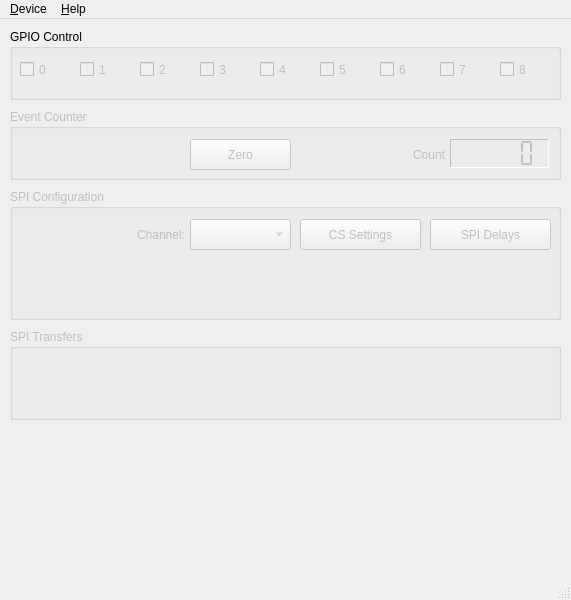
Before: the Qt Designer form src/devicewindow.ui in bloguetronica/mcp2210-com, drawn with Qt 5.
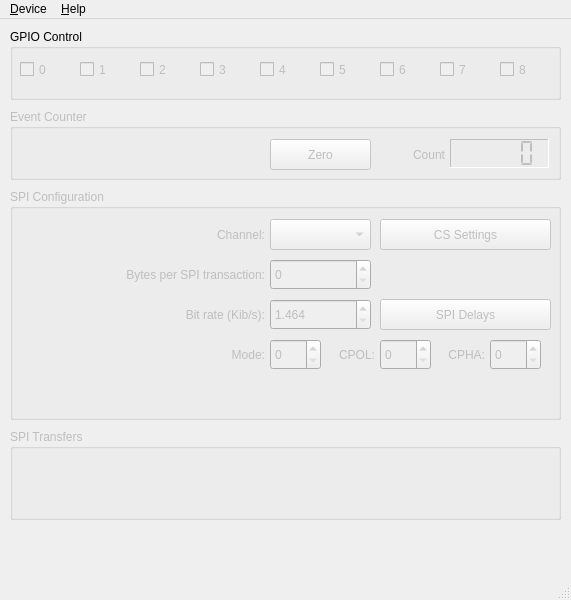
After: the same form once the commit is applied. Icons and pictures are not drawn.

What changed in the file:
```diff
--- a/src/devicewindow.ui
+++ b/src/devicewindow.ui
@@ -203,7 +203,7 @@
     <widget class="QPushButton" name="pushButtonZero">
      <property name="geometry">
       <rect>
-       <x>180</x>
+       <x>260</x>
        <y>30</y>
        <width>101</width>
        <height>31</height>
@@ -216,9 +216,9 @@
     <widget class="QLabel" name="labelCount">
      <property name="geometry">
       <rect>
-       <x>290</x>
+       <x>370</x>
        <y>37</y>
-       <width>145</width>
+       <width>65</width>
        <height>17</height>
       </rect>
      </property>
@@ -261,7 +261,7 @@
       <x>10</x>
       <y>170</y>
       <width>551</width>
-      <height>131</height>
+      <height>231</height>
      </rect>
     </property>
     <property name="title">
@@ -270,9 +270,9 @@
     <widget class="QLabel" name="labelChannel">
      <property name="geometry">
       <rect>
-       <x>90</x>
+       <x>10</x>
        <y>37</y>
-       <width>85</width>
+       <width>245</width>
        <height>17</height>
       </rect>
      </property>
@@ -286,7 +286,7 @@
     <widget class="QComboBox" name="comboBoxChannel">
      <property name="geometry">
       <rect>
-       <x>180</x>
+       <x>260</x>
        <y>30</y>
        <width>101</width>
        <height>31</height>
@@ -296,9 +296,9 @@
     <widget class="QPushButton" name="pushButtonCSSettings">
      <property name="geometry">
       <rect>
-       <x>290</x>
+       <x>370</x>
        <y>30</y>
-       <width>121</width>
+       <width>171</width>
        <height>31</height>
       </rect>
      </property>
@@ -309,9 +309,9 @@
     <widget class="QPushButton" name="pushButtonSPIDelays">
      <property name="geometry">
       <rect>
-       <x>420</x>
-       <y>30</y>
-       <width>121</width>
+       <x>370</x>
+       <y>110</y>
+       <width>171</width>
        <height>31</height>
       </rect>
      </property>
@@ -319,6 +319,172 @@
       <string>SPI Delays</string>
      </property>
     </widget>
+    <widget class="QLabel" name="labelBytesPerTransaction">
+     <property name="geometry">
+      <rect>
+       <x>10</x>
+       <y>77</y>
+       <width>245</width>
+       <height>17</height>
+      </rect>
+     </property>
+     <property name="text">
+      <string>Bytes per SPI transaction:</string>
+     </property>
+     <property name="alignment">
+      <set>Qt::AlignRight|Qt::AlignTrailing|Qt::AlignVCenter</set>
+     </property>
+    </widget>
+    <widget class="QSpinBox" name="spinBoxBytesPerTransaction">
+     <property name="enabled">
+      <bool>false</bool>
+     </property>
+     <property name="geometry">
+      <rect>
+       <x>260</x>
+       <y>70</y>
+       <width>101</width>
+       <height>31</height>
+      </rect>
+     </property>
+     <property name="maximum">
+      <number>65535</number>
+     </property>
+    </widget>
+    <widget class="QLabel" name="labelBitRate">
+     <property name="geometry">
+      <rect>
+       <x>10</x>
+       <y>117</y>
+       <width>245</width>
+       <height>17</height>
+      </rect>
+     </property>
+     <property name="text">
+      <string>Bit rate (Kib/s):</string>
+     </property>
+     <property name="alignment">
+      <set>Qt::AlignRight|Qt::AlignTrailing|Qt::AlignVCenter</set>
+     </property>
+    </widget>
+    <widget class="QDoubleSpinBox" name="doubleSpinBoxBitRate">
+     <property name="enabled">
+      <bool>false</bool>
+     </property>
+     <property name="geometry">
+      <rect>
+       <x>260</x>
+       <y>110</y>
+       <width>101</width>
+       <height>31</height>
+      </rect>
+     </property>
+     <property name="decimals">
+      <number>3</number>
+     </property>
+     <property name="minimum">
+      <double>1.464000000000000</double>
+     </property>
+     <property name="maximum">
+      <double>12000.000000000000000</double>
+     </property>
+    </widget>
+    <widget class="QLabel" name="labelMode">
+     <property name="geometry">
+      <rect>
+       <x>10</x>
+       <y>157</y>
+       <width>245</width>
+       <height>17</height>
+      </rect>
+     </property>
+     <property name="text">
+      <string>Mode:</string>
+     </property>
+     <property name="alignment">
+      <set>Qt::AlignRight|Qt::AlignTrailing|Qt::AlignVCenter</set>
+     </property>
+    </widget>
+    <widget class="QSpinBox" name="spinBoxMode">
+     <property name="enabled">
+      <bool>false</bool>
+     </property>
+     <property name="geometry">
+      <rect>
+       <x>260</x>
+       <y>150</y>
+       <width>51</width>
+       <height>31</height>
+      </rect>
+     </property>
+     <property name="maximum">
+      <number>3</number>
+     </property>
+    </widget>
+    <widget class="QLabel" name="labelCPOL">
+     <property name="geometry">
+      <rect>
+       <x>320</x>
+       <y>157</y>
+       <width>45</width>
+       <height>17</height>
+      </rect>
+     </property>
+     <property name="text">
+      <string>CPOL:</string>
+     </property>
+     <property name="alignment">
+      <set>Qt::AlignRight|Qt::AlignTrailing|Qt::AlignVCenter</set>
+     </property>
+    </widget>
+    <widget class="QSpinBox" name="spinBoxCPOL">
+     <property name="enabled">
+      <bool>false</bool>
+     </property>
+     <property name="geometry">
+      <rect>
+       <x>370</x>
+       <y>150</y>
+       <width>51</width>
+       <height>31</height>
+      </rect>
+     </property>
+     <property name="maximum">
+      <number>1</number>
+     </property>
+    </widget>
+    <widget class="QLabel" name="labelCPHA">
+     <property name="geometry">
+      <rect>
+       <x>430</x>
+       <y>157</y>
+       <width>45</width>
+       <height>17</height>
+      </rect>
+     </property>
+     <property name="text">
+      <string>CPHA:</string>
+     </property>
+     <property name="alignment">
+      <set>Qt::AlignRight|Qt::AlignTrailing|Qt::AlignVCenter</set>
+     </property>
+    </widget>
+    <widget class="QSpinBox" name="spinBoxCPHA">
+     <property name="enabled">
+      <bool>false</bool>
+     </property>
+     <property name="geometry">
+      <rect>
+       <x>480</x>
+       <y>150</y>
+       <width>51</width>
+       <height>31</height>
+      </rect>
+     </property>
+     <property name="maximum">
+      <number>1</number>
+     </property>
+    </widget>
    </widget>
    <widget class="QGroupBox" name="groupBoxSPITransfers">
     <property name="enabled">
@@ -327,7 +493,7 @@
     <property name="geometry">
      <rect>
       <x>10</x>
-      <y>310</y>
+      <y>410</y>
       <width>551</width>
       <height>91</height>
      </rect>
```
